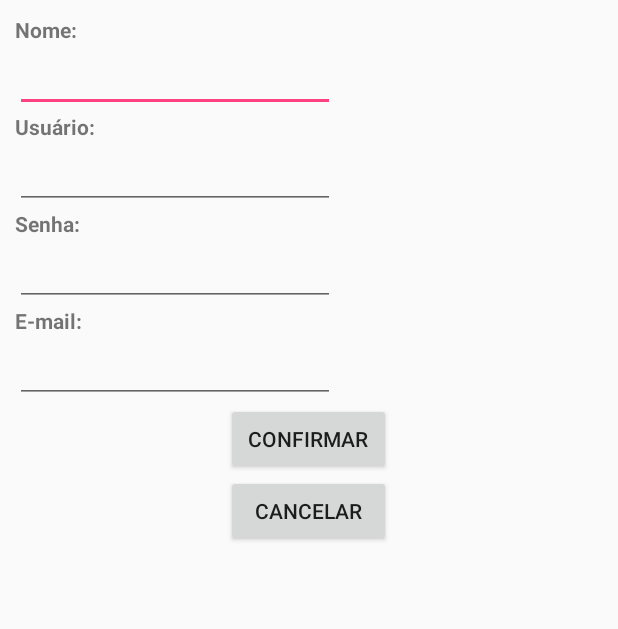
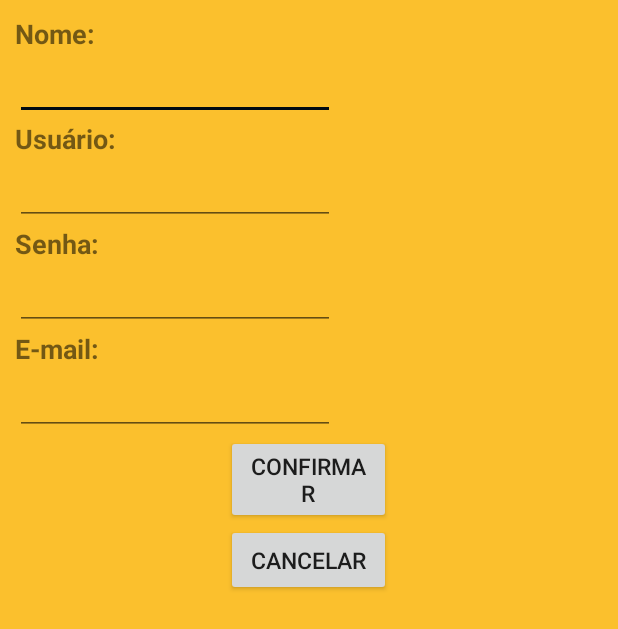
Before and after one commit to rumala1/NEWWILDFIRE, an Android app: the CadastroActivity screen opened directly, with no data from a screen before it, on a phone screen of 412 x 824 dp. Shown: the top 629 px of the screen. Run offline under Robolectric (Android 15) with nearby library versions, the phone set to English and light mode, and no system bars.

Commit message:
Update maps e design

```diff
--- a/app/src/main/res/layout/activity_cadastro.xml
+++ b/app/src/main/res/layout/activity_cadastro.xml
@@ -4,6 +4,7 @@
     xmlns:tools="http://schemas.android.com/tools"
     android:layout_width="match_parent"
     android:layout_height="match_parent"
+    android:background="#fbc02d"
     tools:context="com.help_wildfire.help_wildfire.usuario.gui.CadastroActivity">
 
     <LinearLayout
@@ -27,7 +28,8 @@
             android:text="Nome:"
             tools:layout_editor_absoluteX="0dp"
             tools:layout_editor_absoluteY="0dp"
-            android:textStyle="bold"/>
+            android:textStyle="bold"
+            android:textSize="18dp"/>
 
         <EditText
             android:id="@+id/usuario_edtNome"
@@ -46,7 +48,8 @@
             android:text="Usuário:"
             tools:layout_editor_absoluteX="0dp"
             tools:layout_editor_absoluteY="59dp"
-            android:textStyle="bold"/>
+            android:textStyle="bold"
+            android:textSize="18dp"/>
 
         <EditText
             android:id="@+id/usuario_edtLogin"
@@ -65,7 +68,8 @@
             android:text="Senha:"
             tools:layout_editor_absoluteX="0dp"
             tools:layout_editor_absoluteY="119dp"
-            android:textStyle="bold"/>
+            android:textStyle="bold"
+            android:textSize="18dp"/>
 
         <EditText
             android:id="@+id/usuario_edtSenha"
@@ -83,7 +87,8 @@
             android:text="E-mail:"
             tools:layout_editor_absoluteX="-5dp"
             tools:layout_editor_absoluteY="178dp"
-            android:textStyle="bold"/>
+            android:textStyle="bold"
+            android:textSize="18dp"/>
 
         <EditText
             android:id="@+id/usuario_edtEmail"
@@ -103,7 +108,8 @@
             android:onClick="salvar"
             android:text="confirmar"
             tools:layout_editor_absoluteX="215dp"
-            tools:layout_editor_absoluteY="297dp" />
+            tools:layout_editor_absoluteY="297dp"
+            android:textSize="15dp"/>
 
         <Button
             android:id="@+id/button2"
@@ -114,6 +120,6 @@
             android:text="cancelar"
             tools:layout_editor_absoluteX="58dp"
             tools:layout_editor_absoluteY="297dp"
-            />
+            android:textSize="15dp"/>
     </LinearLayout>
 </android.support.design.widget.CoordinatorLayout>
--- a/app/src/main/res/values/colors.xml
+++ b/app/src/main/res/values/colors.xml
@@ -3,4 +3,7 @@
     <color name="colorPrimary">#3F51B5</color>
     <color name="colorPrimaryDark">#303F9F</color>
     <color name="colorAccent">#FF4081</color>
+    <color name="fundo">#fdd835</color>
+    <color name="fundo1">#dd2c00</color>
+    <color name="preto">#000a12</color>
 </resources>
--- a/app/src/main/res/values/styles.xml
+++ b/app/src/main/res/values/styles.xml
@@ -3,9 +3,9 @@
     <!-- Base application theme. -->
     <style name="AppTheme" parent="Theme.AppCompat.Light.DarkActionBar">
         <!-- Customize your theme here. -->
-        <item name="colorPrimary">@color/colorPrimary</item>
-        <item name="colorPrimaryDark">@color/colorPrimaryDark</item>
-        <item name="colorAccent">@color/colorAccent</item>
+        <item name="colorPrimary">@color/fundo1</item>
+        <item name="colorPrimaryDark">@color/fundo1</item>
+        <item name="colorAccent">@color/preto</item>
     </style>
 
     <style name="AppTheme.NoActionBar">
```
Also changed, not shown: app/src/main/AndroidManifest.xml (+5 -2 lines), app/src/main/java/com/help_wildfire/help_wildfire/usuario/gui/LoginActivity.java (+1 -7 lines), app/src/main/java/com/help_wildfire/help_wildfire/usuario/gui/MapsActivity.java (added, +82 -0 lines), app/src/main/java/com/help_wildfire/help_wildfire/usuario/gui/MapsFragment.java (deleted, +0 -52 lines), app/src/main/java/com/help_wildfire/help_wildfire/usuario/gui/PrincipalActivity.java (+0 -9 lines), app/src/main/res/layout/activity_login.xml (+12 -12 lines), app/src/main/res/layout/activity_maps.xml (added, +8 -0 lines).
